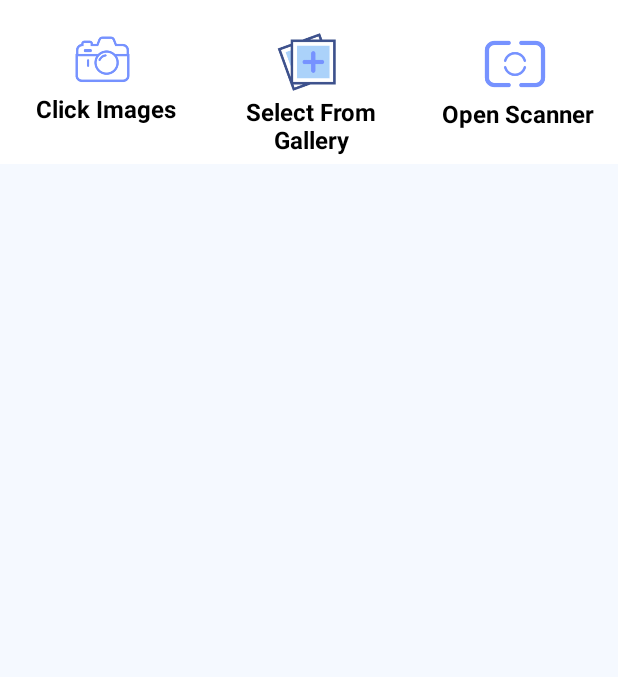
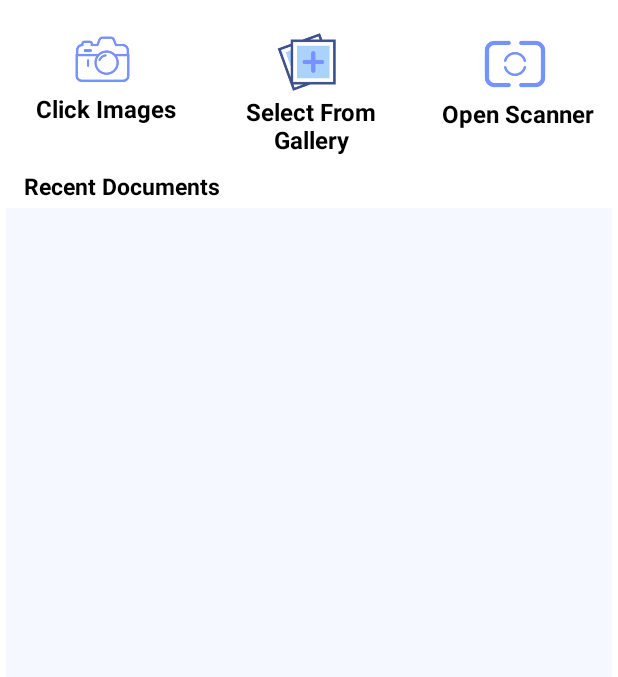
Before and after one commit to sebesti0n/Pdf_Generator, an Android app: the screen it shows after launch (MainActivity), on a phone screen of 412 x 824 dp, the part 93-770 px from its top. Run offline under Robolectric (Android 15) with nearby library versions, the phone set to English and light mode, and no system bars; our stand-ins replace navigation-ui.

Commit message:
Implemented Recent Documents RecyclerView with Pdf Viewer functionality.

```diff
--- a/app/src/main/AndroidManifest.xml
+++ b/app/src/main/AndroidManifest.xml
@@ -33,12 +33,12 @@
 
         <provider
             android:name="androidx.core.content.FileProvider"
-            android:authorities="com.orbital.sonic.imagestopdfconverterkotlin.provider"
+            android:authorities="com.example.pdf_generator.fileprovider"
             android:exported="false"
-            android:grantUriPermissions="true" >
+            android:grantUriPermissions="true">
             <meta-data
                 android:name="android.support.FILE_PROVIDER_PATHS"
-                android:resource="@xml/provider_paths" />
+                android:resource="@xml/file_paths" />
         </provider>
     </application>
 
--- a/app/src/main/java/com/example/pdf_generator/Fragments/ImagePreviewFragment.kt
+++ b/app/src/main/java/com/example/pdf_generator/Fragments/ImagePreviewFragment.kt
@@ -77,8 +77,6 @@ class ImagePreviewFragment : Fragment(), ItemClickListner {
         super.onViewCreated(view, savedInstanceState)
         setUpRecyclerView()
         updateRecyclerView()
-        Toast.makeText(requireContext(), "size of list: ${viewModel.getListSize()}", Toast.LENGTH_SHORT).show()
-
         binding.openDialogBoxForName.setOnClickListener {
             showDialog()
         }
--- /dev/null
+++ b/app/src/main/java/com/example/pdf_generator/Listner/PdfItemClickListener.kt
@@ -0,0 +1,7 @@
+package com.example.pdf_generator.Listner
+
+import java.io.File
+
+interface PdfItemClickListener {
+    fun pdfItemClicked(file: File)
+}
--- a/app/src/main/java/com/example/pdf_generator/UI/AppViewModel.kt
+++ b/app/src/main/java/com/example/pdf_generator/UI/AppViewModel.kt
@@ -21,7 +21,7 @@ class AppViewModel(): ViewModel(){
         listOfBitmaps.postValue(arrayListOf())
     }
     fun setList(list: ArrayList<Bitmap>){
-        listOfBitmaps.postValue(list)
+        listOfBitmaps.value=list
     }
 
     fun getListSize(): Int{
@@ -43,7 +43,7 @@ class AppViewModel(): ViewModel(){
             list= arrayListOf()
             list.add(bitmap)
         }
-        setList(ArrayList<Bitmap>(list))
+        setList(ArrayList(list))
 
     }
 
--- a/app/src/main/java/com/example/pdf_generator/adapters/ClickedImagePreviewAdapter.kt
+++ b/app/src/main/java/com/example/pdf_generator/adapters/ClickedImagePreviewAdapter.kt
@@ -43,7 +43,6 @@ class ClickedImagePreviewAdapter(val itemClickListner: ItemClickListner):Recycle
         holder: ClickedImageViewHolder,
         position: Int
     ) {
-
         val item=differ.currentList[position]
         holder.image.setImageBitmap(item)
         holder.deleteBtn.setOnClickListener { itemClickListner.onDeleteBtnClick(it, position)}
--- a/app/src/main/res/layout/fragment_home.xml
+++ b/app/src/main/res/layout/fragment_home.xml
@@ -106,14 +106,32 @@
 
     </LinearLayout>
 
+    <com.google.android.material.textview.MaterialTextView
+        android:id="@+id/recent_documents_tv"
+        android:layout_width="wrap_content"
+        android:layout_height="wrap_content"
+        android:layout_marginLeft="4dp"
+        android:layout_marginTop="8dp"
+        android:layout_marginRight="4dp"
+        android:gravity="start"
+        android:text="@string/recent_documents"
+        android:textColor="@color/black"
+        android:textSize="15sp"
+        android:textStyle="bold"
+        app:layout_constraintBottom_toTopOf="@id/saved_pdf_rcv"
+        app:layout_constraintHorizontal_bias="0.043"
+        app:layout_constraintLeft_toLeftOf="parent"
+        app:layout_constraintRight_toRightOf="parent"
+        app:layout_constraintTop_toBottomOf="@id/ll_for_options" />
+
     <androidx.recyclerview.widget.RecyclerView
         android:id="@+id/saved_pdf_rcv"
         android:layout_width="match_parent"
         android:layout_height="match_parent"
         app:layout_constrainedHeight="true"
-        android:layout_marginTop="4dp"
+        android:layout_margin="4dp"
         android:background="@color/lightblue"
-        app:layout_constraintTop_toBottomOf="@id/ll_for_options"
+        app:layout_constraintTop_toBottomOf="@id/recent_documents_tv"
         app:layout_constraintBottom_toBottomOf="parent"
         app:layout_constraintEnd_toEndOf="parent"
         app:layout_constraintHorizontal_bias="0.0"
--- a/app/src/main/res/values/strings.xml
+++ b/app/src/main/res/values/strings.xml
@@ -47,4 +47,5 @@
         vestibulum. Fusce dictum libero quis erat maximus, vitae volutpat diam dignissim.
     </string>
     <string name="quickpdf">QuickPDF</string>
+    <string name="recent_documents">Recent Documents</string>
 </resources>
--- /dev/null
+++ b/app/src/main/res/xml/file_paths.xml
@@ -0,0 +1,6 @@
+<?xml version="1.0" encoding="utf-8"?>
+<paths xmlns:android="http://schemas.android.com/apk/res/android">
+    <external-path
+        name="external_files"
+        path="." />
+</paths>
```
Also changed, not shown: app/src/main/java/com/example/pdf_generator/Fragments/HomeFragment.kt (+53 -90 lines), app/src/main/java/com/example/pdf_generator/adapters/PdfAdapter.kt (added, +32 -0 lines), app/src/main/res/layout/pdf_item_view.xml (added, +32 -0 lines), app/src/main/res/drawable/ic_pdf_file.png (added).
